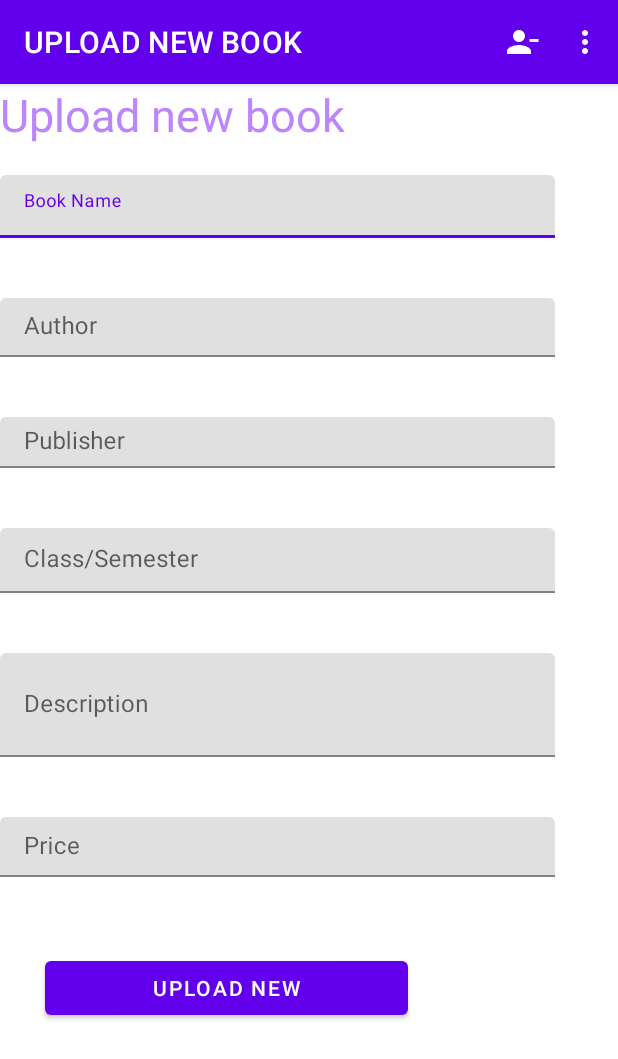
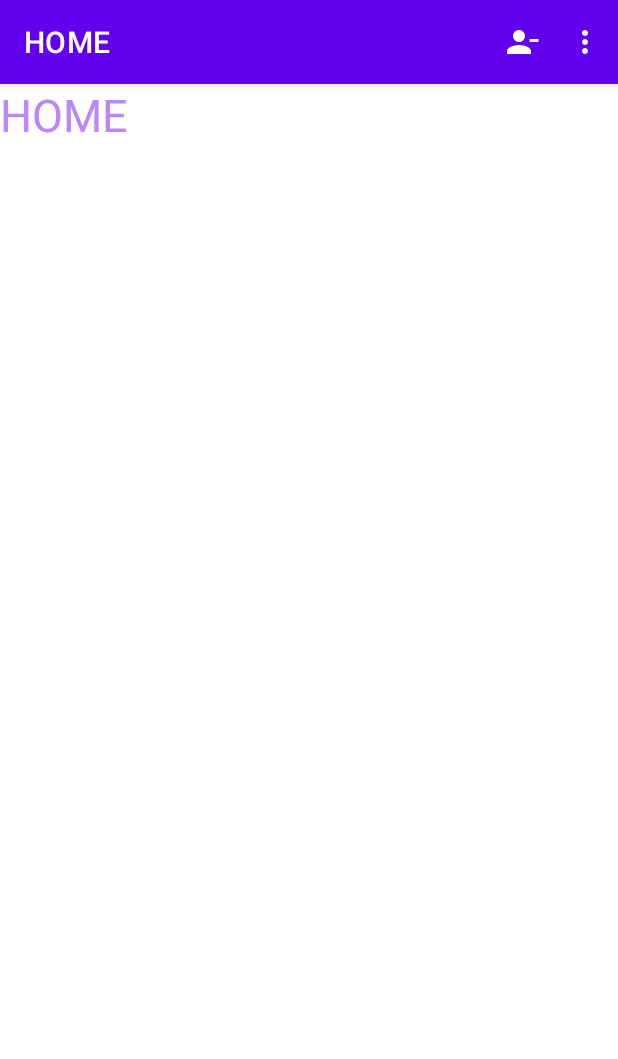
Before and after one commit to kishalayb18/BookLoop, an Android app: the Upload_NewBook screen opened directly, with no data from a screen before it, after a tap on "UPLOAD NEW", on a phone screen of 412 x 824 dp. Shown: the top 1059 px of the screen. Run offline under Robolectric (Android 15) with nearby library versions, the phone set to English and light mode, and no system bars; our stand-ins replace Firebase (no records; nobody signed in at launch, a user with empty details on screens opened directly).

Commit message:
MODIFIED BOOK UPLOAD
Not completed yet

```diff
--- a/app/src/main/java/com/mypackage/bookloop/ConstantKeys.java
+++ b/app/src/main/java/com/mypackage/bookloop/ConstantKeys.java
@@ -6,7 +6,17 @@ public class ConstantKeys
     public static final String KEY_EMAIL="u_email";
     public static String KEY_PHONE="u_phone";
     public static final String KEY_UID="uid";
+
     public static final String KEY_IS_LOGGED="logged_in";
-    public static String KEY_CONTACT_LIST="contactList";
+
+    public static final String KEY_BOOK_NAME="book_name";
+    public static final String KEY_AUTHOR_NAME="author_name";
+    public static final String KEY_PUBLISHER_NAME="publisher_name";
+    public static final String KEY_SEM="sem";
+    public static final String KEY_BOOK_DESCRIPTION="book_description";
+    public static final String KEY_BOOK_PRICE="book_price";
+    public static final String SELLER_NAME="seller_name";
+    public static final String SELLER_PHONE="seller_phone";
+
     //public static String KEY_IMAGE="image";
 }
--- a/app/src/main/java/com/mypackage/bookloop/SignUpActivity.java
+++ b/app/src/main/java/com/mypackage/bookloop/SignUpActivity.java
@@ -92,10 +92,11 @@ public class SignUpActivity extends AppCompatActivity {
 
     private void addProfile(String uid, String name, String email, String phn){
         reference= FirebaseDatabase.getInstance().getReference("BLUserAccount");
+
         Map<String , String> userJson=new HashMap<>();
-        userJson.put("u_name", name);
-        userJson.put("u_email", email);
-        userJson.put("u_phone", phn);
+        userJson.put(ConstantKeys.KEY_NAME, name);
+        userJson.put(ConstantKeys.KEY_EMAIL, email);
+        userJson.put(ConstantKeys.KEY_PHONE, phn);
 
         reference.child(uid).setValue(userJson)
                 .addOnCompleteListener(task -> {
--- a/app/src/main/java/com/mypackage/bookloop/Upload_NewBook.java
+++ b/app/src/main/java/com/mypackage/bookloop/Upload_NewBook.java
@@ -20,14 +20,21 @@ import com.google.firebase.auth.FirebaseUser;
 import com.google.firebase.database.DatabaseReference;
 import com.google.firebase.database.FirebaseDatabase;
 
+import java.text.SimpleDateFormat;
+import java.util.Calendar;
+import java.util.HashMap;
+import java.util.Map;
+
 public class Upload_NewBook extends AppCompatActivity {
     TextView uploadbook;
     Button btnUpload;
     TextInputLayout bknameInpt, authorInpt, publisherInpt, semInpt, descripInpt, priceInpt;
     TextInputEditText bknameEdit, authorEdit, publisherEdit, semEdit, descripEdit, priceEdit;
 
-    DatabaseReference dataBasereference;
+    DatabaseReference node;
     FirebaseAuth mAuth;
+    FirebaseDatabase db;
+    FirebaseUser user;
 
     @Override
     protected void onCreate(Bundle savedInstanceState) {
@@ -67,10 +74,46 @@ public class Upload_NewBook extends AppCompatActivity {
 
 
     private void addBook(String bookName, String authorName, String publisherName, String sem, String description, String price) {
+        db=FirebaseDatabase.getInstance();
         mAuth=FirebaseAuth.getInstance();
-        FirebaseUser user=mAuth.getCurrentUser();
+        user=mAuth.getCurrentUser();
         String uid=user.getUid();
-        dataBasereference= FirebaseDatabase.getInstance().getReference("BLUserAccount");
+
+        String sellerName;
+
+        Map<String , String> bookJson=new HashMap<>();
+        bookJson.put(ConstantKeys.KEY_NAME, bookName);
+        bookJson.put(ConstantKeys.KEY_EMAIL, authorName);
+        bookJson.put(ConstantKeys.KEY_PHONE, publisherName);
+        bookJson.put(ConstantKeys.KEY_NAME, sem);
+        bookJson.put(ConstantKeys.KEY_EMAIL, description);
+        bookJson.put(ConstantKeys.KEY_PHONE, price);
+
+        Calendar calendar=Calendar.getInstance();
+        SimpleDateFormat sdf=new SimpleDateFormat("dd-MM-yy HH:mm");
+        String timeStamp=sdf.format(calendar.getTime());
+
+        String bookId=uid+timeStamp;
+
+        node= db.getReference("UploadedBooks");
+
+        node.child(bookId).setValue(bookJson)
+                .addOnCompleteListener(task -> {
+                    if(task.isSuccessful()){
+                        Toast.makeText(this,"BOOK UPLOADED",Toast.LENGTH_LONG).show();
+
+                        //NAVIGATING SIGNUP TO LOGIN AFTER SUCCESSFUL REGISTRATION
+                        Intent r=new Intent(Upload_NewBook.this, MainActivity.class);
+                        startActivity(r);
+                    }
+                    else {
+                        Toast.makeText(this,"Registration Failed",Toast.LENGTH_SHORT).show();
+                        mAuth.getCurrentUser().delete(); //TO DELETE THE CURRENT USER ACCOUNT FROM AUTHENTICATION
+                    }
+                })
+                .addOnFailureListener(e ->
+                        Toast.makeText(this,"Failed Due To "+e.getMessage(),Toast.LENGTH_SHORT).show()
+                );
 
 
     }
```
